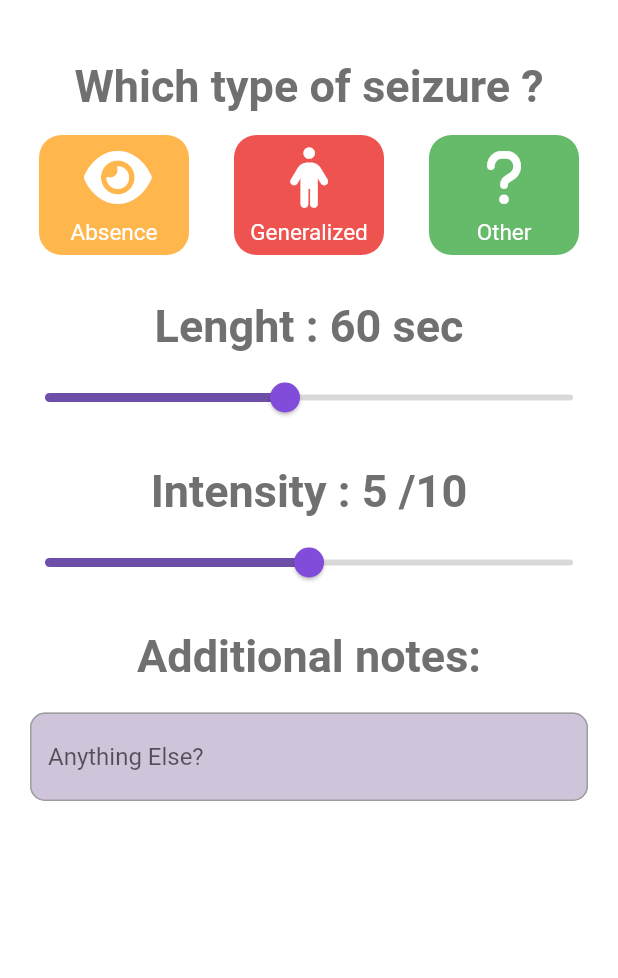
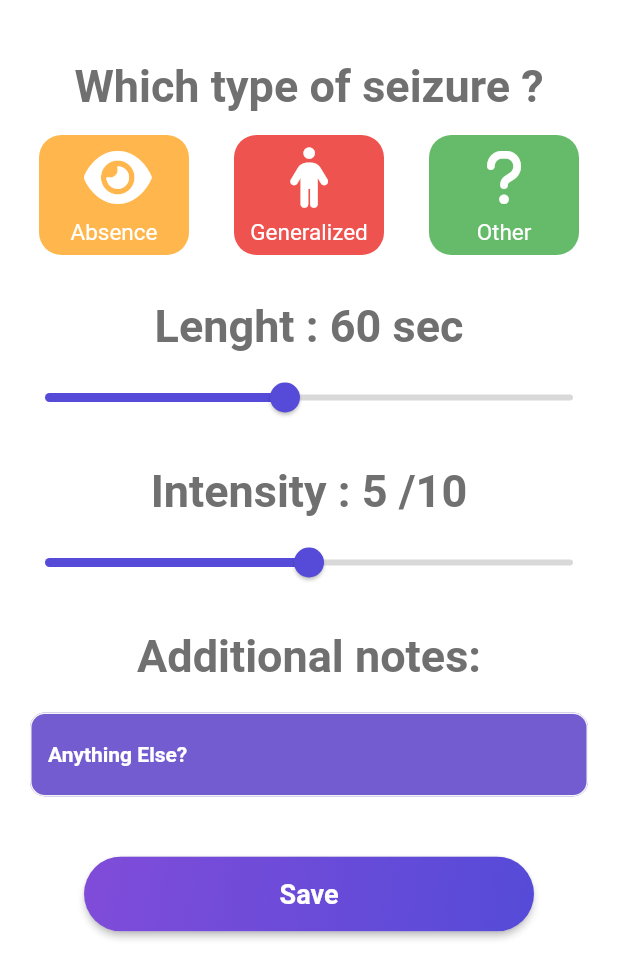
Before and after one commit to Miasaya/track_seizure, a Flutter app: the screen it shows after launch, after a tap on "Track", on a phone screen of 412 x 824 dp. Shown: the top 978 px of the screen. Run offline on Flutter 3.47's test engine with Material 2 defaults, Android fonts, the phone set to English and light mode, and no system bars; our stand-ins replace flutter_icons; Roboto replaces fonts that are missing (April, Open).

Commit message:
Refactoring of some code

```diff
--- a/lib/component/constants.dart
+++ b/lib/component/constants.dart
@@ -33,3 +33,14 @@ const TextStyle kNewEntryTextStyleActive = TextStyle(
   fontFamily: 'April',
   color: Colors.white,
   );
+
+const TextStyle kInputTextStyle = TextStyle(
+  fontSize: 14,
+  fontWeight: FontWeight.bold,
+  fontFamily: 'April',
+  color: Colors.white
+);
+
+const Color kBottomGradientColor = Color(0xFF554BD8);
+
+const Color kTopGradientColor = Color(0xFF804CD9);
--- /dev/null
+++ b/lib/component/entryComponents.dart
@@ -0,0 +1,101 @@
+import 'package:flutter/material.dart';
+import 'constants.dart';
+
+class EntryButton extends StatelessWidget {
+  EntryButton({@required this.text, this.onPress});
+
+  final String text;
+  final Function onPress;
+  @override
+  Widget build(BuildContext context) {
+    return Container(
+      height: 50.0,
+      child: RaisedButton(
+        onPressed: onPress,
+        shape:
+            RoundedRectangleBorder(borderRadius: BorderRadius.circular(80.0)),
+        padding: EdgeInsets.all(0.0),
+        child: Ink(
+          decoration: BoxDecoration(
+              gradient: LinearGradient(
+                colors: [
+                  kBottomGradientColor,
+                  kTopGradientColor,
+                ],
+                begin: Alignment.bottomRight,
+                end: Alignment.topLeft,
+              ),
+              borderRadius: BorderRadius.circular(30.0)),
+          child: Container(
+            constraints: BoxConstraints(maxWidth: 300.0, minHeight: 50.0),
+            alignment: Alignment.center,
+            child: Text(
+              text,
+              textAlign: TextAlign.center,
+              style: kTrackingButton,
+            ),
+          ),
+        ),
+      ),
+    );
+  }
+}
+
+class EntryOption extends StatelessWidget {
+  EntryOption(
+      {@required this.colour,
+      this.text,
+      this.icon,
+      this.onPress,
+      this.textstyle});
+
+  final Color colour;
+  final String text;
+  final Function onPress;
+  final TextStyle textstyle;
+  final IconData icon;
+
+  @override
+  Widget build(BuildContext context) {
+    return GestureDetector(
+      onTap: onPress,
+      child: Container(
+        width: 100.0,
+        height: 80.0,
+        child: Column(
+          children: [
+            Padding(
+              padding: const EdgeInsets.all(8.0),
+              child: Icon(
+                icon,
+                color: Colors.white,
+                size: 40.0,
+              ),
+            ),
+            Text(text, style: textstyle),
+          ],
+        ),
+        margin: EdgeInsets.all(15.0),
+        decoration: BoxDecoration(
+          color: colour,
+          borderRadius: BorderRadius.circular(15.0),
+        ),
+      ),
+    );
+  }
+}
+
+InputDecoration noteDecoration() {
+  return InputDecoration(
+    filled: true,
+    fillColor: Color(0xF06a52cc),
+    hintText: 'Anything Else?',
+    hintStyle: kInputTextStyle,
+    enabledBorder: OutlineInputBorder(
+        borderRadius: BorderRadius.all(Radius.circular(10.0)),
+        borderSide: BorderSide(color: Colors.grey[100])),
+    focusedBorder: OutlineInputBorder(
+        borderRadius: BorderRadius.all(Radius.circular(10.0)),
+        borderSide: BorderSide(color: Colors.grey[100])),
+  );
+}
--- a/lib/component/header.dart
+++ b/lib/component/header.dart
@@ -18,8 +18,8 @@ class Header extends StatelessWidget {
                   begin: Alignment.bottomRight,
                   end: Alignment.topLeft,
                   colors: [
-                Color(0xFF554BD8),
-                Color(0xFF804CD9),
+                kBottomGradientColor,
+                kTopGradientColor,
               ])),
           child: Column(
             children: <Widget>[
--- a/lib/screens/new_entry.dart
+++ b/lib/screens/new_entry.dart
@@ -1,5 +1,6 @@
 import 'package:flutter/material.dart';
 import 'package:track_seizure/component/constants.dart';
+import 'package:track_seizure/component/entryComponents.dart';
 import 'package:flutter_icons/flutter_icons.dart';
 
 enum Type { absence, tc, other }
@@ -84,8 +85,8 @@ class _NewEntryPageState extends State<NewEntryPage> {
             SliderTheme(
                 data: SliderTheme.of(context).copyWith(
                   inactiveTrackColor: Color(0xFFd9d9d9),
-                  activeTrackColor: Color(0xFF6D4EA8),
-                  thumbColor: Color(0xFF804CD9),
+                  activeTrackColor: kBottomGradientColor,
+                  thumbColor: kBottomGradientColor,
                   overlayColor: Color(0x295126AB),
                   thumbShape: RoundSliderThumbShape(enabledThumbRadius: 10.0),
                   overlayShape: RoundSliderOverlayShape(overlayRadius: 30.0),
@@ -107,8 +108,8 @@ class _NewEntryPageState extends State<NewEntryPage> {
             SliderTheme(
                 data: SliderTheme.of(context).copyWith(
                   inactiveTrackColor: Color(0xFFd9d9d9),
-                  activeTrackColor: Color(0xFF6D4EA8),
-                  thumbColor: Color(0xFF804CD9),
+                  activeTrackColor: kBottomGradientColor,
+                  thumbColor: kBottomGradientColor,
                   overlayColor: Color(0x295126AB),
                   thumbShape: RoundSliderThumbShape(enabledThumbRadius: 10.0),
                   overlayShape: RoundSliderOverlayShape(overlayRadius: 30.0),
@@ -129,16 +130,10 @@ class _NewEntryPageState extends State<NewEntryPage> {
             Padding(
               padding: const EdgeInsets.all(20.0),
               child: TextField(
+                style: kInputTextStyle,
                 controller: nameController,
-                decoration: InputDecoration(
-                  filled: true,
-                  fillColor: Color(0xFFcec5db),
-                  hintText: 'Anything Else?',
-                  enabledBorder: OutlineInputBorder(
-                    borderRadius: BorderRadius.all(Radius.circular(10.0)),
-                    borderSide: BorderSide(color: Colors.grey)
-                    ),
-                ),
+                cursorColor: Colors.white,
+                decoration: noteDecoration(),
                 onChanged: (text) {
                   setState(() {
                     note = text;
@@ -146,51 +141,14 @@ class _NewEntryPageState extends State<NewEntryPage> {
                 },
               ),
             ),
+            SizedBox(height: 20,),
+            EntryButton(
+              text: 'Save',
+              onPress: () {
+                Navigator.pop(context);
+              },
+            ),
           ],
         ));
   }
 }
-
-class EntryOption extends StatelessWidget {
-  EntryOption(
-      {@required this.colour,
-      this.text,
-      this.icon,
-      this.onPress,
-      this.textstyle});
-
-  final Color colour;
-  final String text;
-  final Function onPress;
-  final TextStyle textstyle;
-  final IconData icon;
-
-  @override
-  Widget build(BuildContext context) {
-    return GestureDetector(
-      onTap: onPress,
-      child: Container(
-        width: 100.0,
-        height: 80.0,
-        child: Column(
-          children: [
-            Padding(
-              padding: const EdgeInsets.all(8.0),
-              child: Icon(
-                icon,
-                color: Colors.white,
-                size: 40.0,
-              ),
-            ),
-            Text(text, style: textstyle),
-          ],
-        ),
-        margin: EdgeInsets.all(15.0),
-        decoration: BoxDecoration(
-          color: colour,
-          borderRadius: BorderRadius.circular(15.0),
-        ),
-      ),
-    );
-  }
-}
--- a/lib/screens/tracking_page.dart
+++ b/lib/screens/tracking_page.dart
@@ -1,8 +1,8 @@
 import 'package:flutter/material.dart';
-import 'package:flutter_svg/flutter_svg.dart';
 
 import 'package:track_seizure/component/constants.dart';
 import 'package:track_seizure/component/header.dart';
+import 'package:track_seizure/component/entryComponents.dart';
 import 'new_entry.dart';
 
 class TrackingPage extends StatefulWidget {
@@ -25,42 +25,17 @@ class _TrackingPageState extends State<TrackingPage> {
         SizedBox(
           height: 30.0,
         ),
-        Container(
-          height: 50.0,
-          child: RaisedButton(
-            onPressed: () {
-              Navigator.push(context, MaterialPageRoute(builder: (context){
+        EntryButton(
+          text: 'Track',
+          onPress: () {
+            Navigator.push(context, MaterialPageRoute(builder: (context) {
               return NewEntryPage();
-              }
-              ));
-            },
-            shape: RoundedRectangleBorder(
-                borderRadius: BorderRadius.circular(80.0)),
-            padding: EdgeInsets.all(0.0),
-            child: Ink(
-              decoration: BoxDecoration(
-                  gradient: LinearGradient(
-                    colors: [
-                      Color(0xFF554BD8),
-                      Color(0xFF804CD9),
-                    ],
-                    begin: Alignment.bottomRight,
-                    end: Alignment.topLeft,
-                  ),
-                  borderRadius: BorderRadius.circular(30.0)),
-              child: Container(
-                constraints: BoxConstraints(maxWidth: 300.0, minHeight: 50.0),
-                alignment: Alignment.center,
-                child: Text(
-                  "Track",
-                  textAlign: TextAlign.center,
-                  style: kTrackingButton,
-                ),
-              ),
-            ),
-          ),
+            }));
+          },
         ),
-        SizedBox(height: 40.0,),
+        SizedBox(
+          height: 40.0,
+        ),
       ],
     );
   }
```
